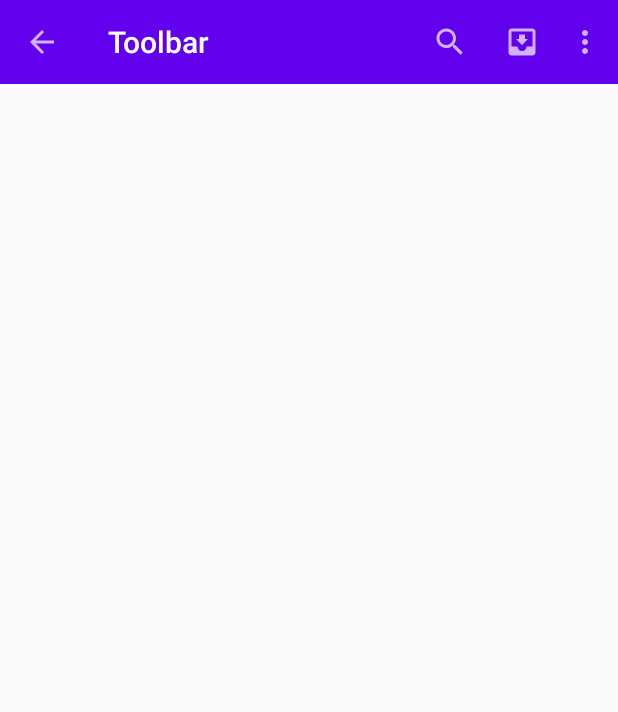
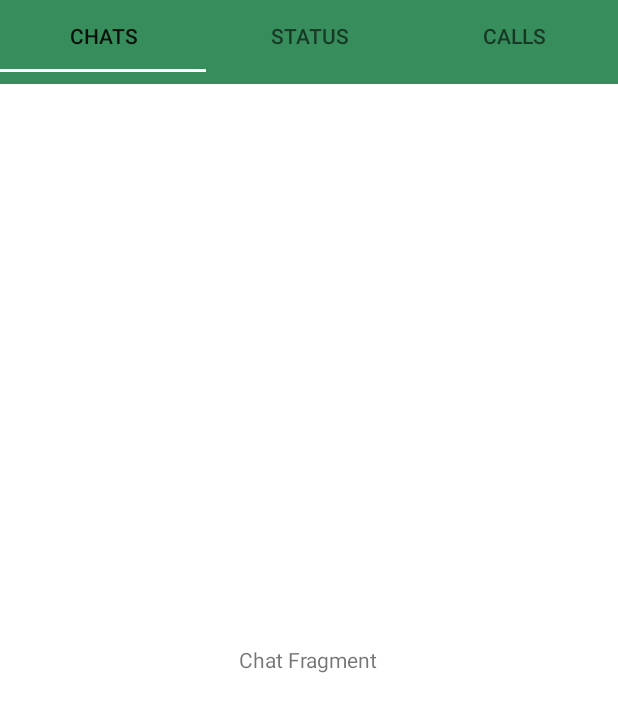
Before and after one commit to saraschandraa-m/dec2020_toolbar_navigation, an Android app: the screen it shows after launch (MainActivity before the commit, TabActivity after it), after a tap on "Search", on a phone screen of 412 x 824 dp. Shown: the top 712 px of the screen. Run offline under Robolectric (Android 15) with nearby library versions, the phone set to English and light mode, and no system bars.

Commit message:
21Jan Source code

```diff
--- a/app/src/main/AndroidManifest.xml
+++ b/app/src/main/AndroidManifest.xml
@@ -9,7 +9,8 @@
         android:roundIcon="@mipmap/ic_launcher_round"
         android:supportsRtl="true"
         android:theme="@style/AppTheme">
-        <activity android:name=".NavDrawerActivity"></activity>
+        <activity android:name=".TabActivity"></activity>
+        <activity android:name=".NavDrawerActivity" />
         <activity android:name=".MainActivity">
             <intent-filter>
                 <action android:name="android.intent.action.MAIN" />
--- a/app/src/main/java/com/nextstacks/toolbar/MainActivity.java
+++ b/app/src/main/java/com/nextstacks/toolbar/MainActivity.java
@@ -45,7 +45,7 @@ public class MainActivity extends AppCompatActivity {
                 break;
 
             case R.id.action_search:
-                Toast.makeText(MainActivity.this, "Search Icon is clicked", Toast.LENGTH_LONG).show();
+                startActivity(new Intent(MainActivity.this, TabActivity.class));
                 break;
 
             case R.id.action_move:
--- /dev/null
+++ b/app/src/main/java/com/nextstacks/toolbar/PagerAdapter.java
@@ -0,0 +1,57 @@
+package com.nextstacks.toolbar;
+
+import android.os.Bundle;
+
+import androidx.annotation.NonNull;
+import androidx.annotation.Nullable;
+import androidx.fragment.app.Fragment;
+import androidx.fragment.app.FragmentManager;
+import androidx.fragment.app.FragmentStatePagerAdapter;
+
+public class PagerAdapter extends FragmentStatePagerAdapter {
+
+    private String[] titles = new String[] {"Chats",  "Status", "Calls"};
+
+    public PagerAdapter(@NonNull FragmentManager fm, int behavior) {
+        super(fm, behavior);
+    }
+
+    @NonNull
+    @Override
+    public Fragment getItem(int position) {
+        Fragment fragment = null;
+        Bundle arguments = new Bundle();
+        switch (position){
+            case 1:
+                fragment = new TestFragment();
+                arguments.putString("TITLE", "Status Fragment");
+                fragment.setArguments(arguments);
+                break;
+
+            case 2:
+                fragment = new TestFragment();
+                arguments.putString("TITLE", "Calls Fragment");
+                fragment.setArguments(arguments);
+                break;
+
+            default:
+                fragment = new TestFragment();
+                arguments.putString("TITLE", "Chat Fragment");
+                fragment.setArguments(arguments);
+                break;
+        }
+
+        return fragment;
+    }
+
+    @Override
+    public int getCount() {
+        return titles.length;
+    }
+
+    @Nullable
+    @Override
+    public CharSequence getPageTitle(int position) {
+        return titles[position];
+    }
+}
--- /dev/null
+++ b/app/src/main/java/com/nextstacks/toolbar/TabActivity.java
@@ -0,0 +1,26 @@
+package com.nextstacks.toolbar;
+
+import androidx.appcompat.app.AppCompatActivity;
+import androidx.fragment.app.FragmentStatePagerAdapter;
+import androidx.viewpager.widget.ViewPager;
+
+import android.os.Bundle;
+
+import com.google.android.material.tabs.TabLayout;
+
+public class TabActivity extends AppCompatActivity {
+
+    @Override
+    protected void onCreate(Bundle savedInstanceState) {
+        super.onCreate(savedInstanceState);
+        setContentView(R.layout.activity_tab);
+
+        TabLayout tabs = findViewById(R.id.tabs);
+        ViewPager viewPager = findViewById(R.id.pager);
+
+        PagerAdapter adapter = new PagerAdapter(getSupportFragmentManager(), FragmentStatePagerAdapter.BEHAVIOR_RESUME_ONLY_CURRENT_FRAGMENT);
+
+        viewPager.setAdapter(adapter);
+        tabs.setupWithViewPager(viewPager);
+    }
+}
--- /dev/null
+++ b/app/src/main/res/layout/activity_tab.xml
@@ -0,0 +1,24 @@
+<?xml version="1.0" encoding="utf-8"?>
+<LinearLayout xmlns:android="http://schemas.android.com/apk/res/android"
+    xmlns:app="http://schemas.android.com/apk/res-auto"
+    xmlns:tools="http://schemas.android.com/tools"
+    android:layout_width="match_parent"
+    android:layout_height="match_parent"
+    android:orientation="vertical"
+    tools:context=".TabActivity">
+
+    <com.google.android.material.tabs.TabLayout
+        android:id="@+id/tabs"
+        android:layout_width="match_parent"
+        android:layout_height="wrap_content"
+        android:background="#378D5B"
+        app:tabIndicatorColor="#ffffff"
+        android:minHeight="?attr/actionBarSize"/>
+
+    <androidx.viewpager.widget.ViewPager
+        android:id="@+id/pager"
+        android:layout_width="match_parent"
+        android:background="#dfdfdf"
+        android:layout_height="match_parent"/>
+
+</LinearLayout>
```
